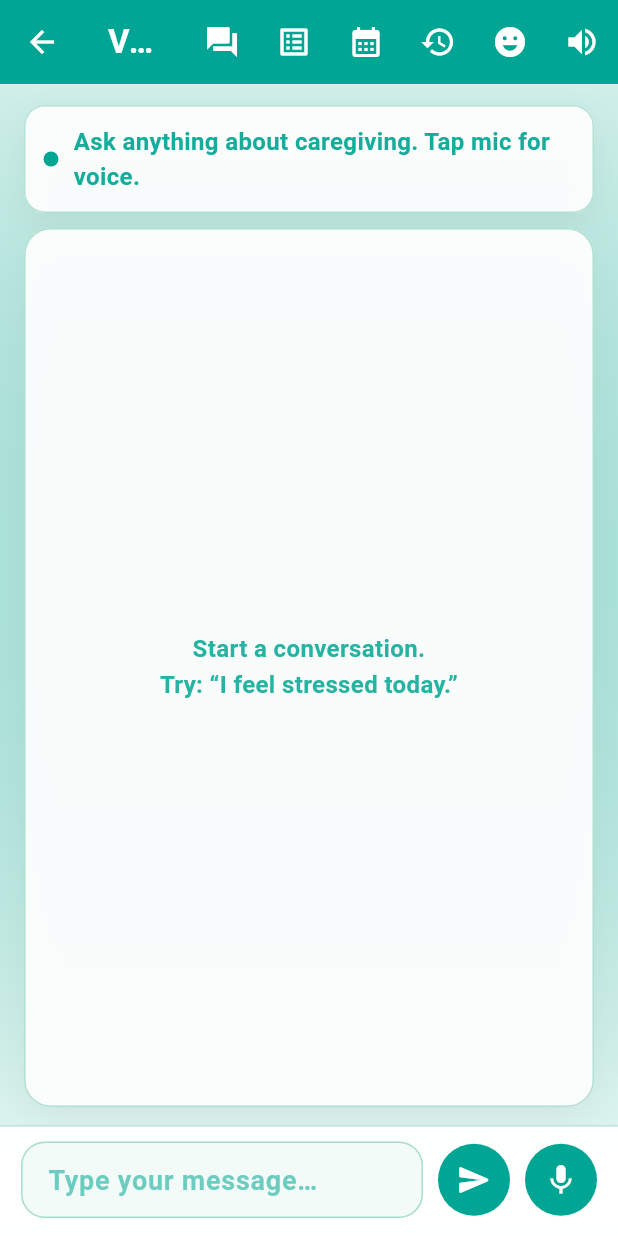
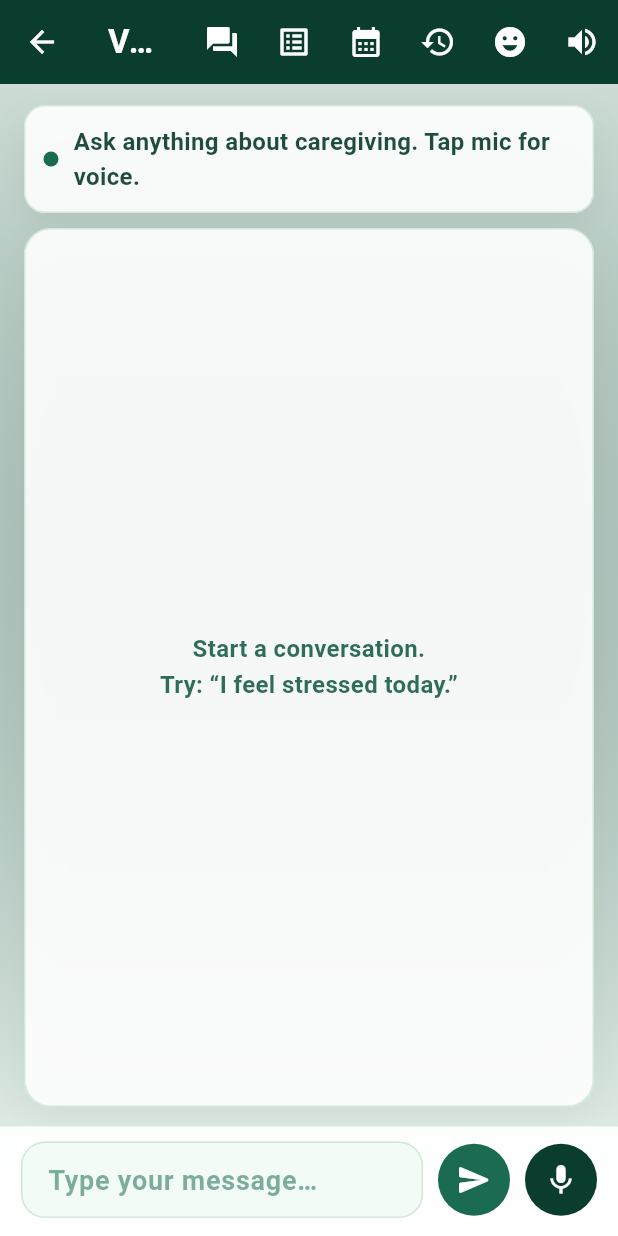
Before and after one commit to mihili2002/Mobile-Caregiving-and-Monitoring-System, a Flutter app: the ChatScreen screen opened by its route, after a tap on the "send" icon, on a phone screen of 412 x 824 dp. Run offline on Flutter 3.47's test engine with Material 3 defaults, Android fonts, the phone set to English and light mode, and no system bars; our stand-ins replace cloud_firestore, file_picker, firebase_auth, firebase_core, fl_chart, flutter_local_notifications and 7 more; accounts and stored records are empty.

Commit message:
Enhance voice assistant features: add audio permissions, update theme colors, and improve UI consistency across screens.

```diff
--- a/lib/features/voice_chatbot/screens/chat_screen.dart
+++ b/lib/features/voice_chatbot/screens/chat_screen.dart
@@ -11,6 +11,7 @@ import 'emotions_screen.dart';
 import 'session_screen.dart';
 import 'all_emotion_screen.dart';
 import 'api.dart';
+import 'package:flutter/foundation.dart';
 
 class ChatScreen extends StatefulWidget {
   const ChatScreen({super.key});
@@ -32,14 +33,19 @@ class _ChatScreenState extends State<ChatScreen> {
 
   String _sessionId = "";
 
-  final String _baseUrl = 'http://127.0.0.1:8000';
+  // ⚠️ Chrome/Web: 127.0.0.1
+  // Android Emulator: 10.0.2.2
+  // Real device: your PC LAN IP, e.g. 192.168.1.5
+  final String _baseUrl = kIsWeb
+      ? 'http://127.0.0.1:8000' // Web
+      : 'http://10.0.2.2:8000'; // Android Emulator
 
-  // ✅ GREEN THEME COLORS
-  static const _green900 = Color(0xFF00A693);
-  static const _green800 = Color(0xFF00A693);
-  static const _green700 = Color(0xFF00A693);
-  static const _green200 = Color(0xFFA7DCCB);
-  static const _mint = Color(0xFFF2FBF7);
+  // ---------- Green theme colors ----------
+  static const _green900 = Color(0xFF0B3D2E); // deep evergreen
+  static const _green800 = Color(0xFF145A45); // dark green
+  static const _green700 = Color(0xFF1B6B52); // primary green
+  static const _green200 = Color(0xFFCFE8D8); // light mint border
+  static const _mint = Color(0xFFF2FBF6); // background
 
   @override
   void initState() {
@@ -97,6 +103,7 @@ class _ChatScreenState extends State<ChatScreen> {
     }
   }
 
+  // ✅ Q&A dialog for elders (quick mood questions)
   Future<void> _openQaDialog() async {
     final TextEditingController qaController = TextEditingController();
 
@@ -142,7 +149,10 @@ class _ChatScreenState extends State<ChatScreen> {
   }
 
   Future<void> _sendMessage(String text) async {
-    if (_sessionId.isEmpty) return;
+    if (_sessionId.isEmpty) {
+      debugPrint("Session not ready yet");
+      return;
+    }
     if (text.trim().isEmpty) return;
 
     setState(() {
@@ -282,9 +292,9 @@ class _ChatScreenState extends State<ChatScreen> {
       margin: const EdgeInsets.fromLTRB(16, 14, 16, 10),
       padding: const EdgeInsets.all(12),
       decoration: BoxDecoration(
-        color: Colors.white.withOpacity(0.92),
+        color: Colors.white.withOpacity(0.90),
         borderRadius: BorderRadius.circular(14),
-        border: Border.all(color: _green200.withOpacity(0.85)),
+        border: Border.all(color: _green200.withOpacity(0.9)),
         boxShadow: [
           BoxShadow(
             blurRadius: 18,
@@ -328,9 +338,9 @@ class _ChatScreenState extends State<ChatScreen> {
       child: Container(
         margin: const EdgeInsets.fromLTRB(16, 0, 16, 12),
         decoration: BoxDecoration(
-          color: Colors.white.withOpacity(0.92),
+          color: Colors.white.withOpacity(0.90),
           borderRadius: BorderRadius.circular(18),
-          border: Border.all(color: _green200.withOpacity(0.9)),
+          border: Border.all(color: _green200.withOpacity(0.95)),
           boxShadow: [
             BoxShadow(
               blurRadius: 24,
@@ -347,7 +357,7 @@ class _ChatScreenState extends State<ChatScreen> {
                     "Start a conversation.\nTry: “I feel stressed today.”",
                     textAlign: TextAlign.center,
                     style: TextStyle(
-                      color: _green800.withOpacity(0.85),
+                      color: _green800.withOpacity(0.88),
                       height: 1.5,
                       fontWeight: FontWeight.w600,
                     ),
@@ -376,9 +386,9 @@ class _ChatScreenState extends State<ChatScreen> {
       child: Container(
         padding: const EdgeInsets.fromLTRB(14, 10, 14, 12),
         decoration: BoxDecoration(
-          color: Colors.white.withOpacity(0.95),
+          color: Colors.white.withOpacity(0.94),
           border: Border(
-            top: BorderSide(color: _green200.withOpacity(0.8)),
+            top: BorderSide(color: _green200.withOpacity(0.85)),
           ),
         ),
         child: Row(
@@ -449,7 +459,7 @@ class _ChatScreenState extends State<ChatScreen> {
             begin: Alignment.topCenter,
             end: Alignment.bottomCenter,
             colors: [
-              _green900.withOpacity(0.14),
+              _green900.withOpacity(0.16),
               _mint,
             ],
           ),
@@ -538,7 +548,7 @@ class _StyledBubble extends StatelessWidget {
                 bottomRight: Radius.circular(isUser ? 4 : 18),
               ),
               border: Border.all(
-                color: isUser ? Colors.transparent : green200.withOpacity(0.9),
+                color: isUser ? Colors.transparent : green200.withOpacity(0.90),
               ),
             ),
             child: Text(
--- a/lib/pages/caregiver/review_medications_page.dart
+++ b/lib/pages/caregiver/review_medications_page.dart
@@ -26,9 +26,9 @@ class _ReviewMedicationsPageState extends State<ReviewMedicationsPage> {
 
   // Duplicate Base URL Logic for now (or import if refactored)
   String get baseUrl {
-    if (kIsWeb) return "http://127.0.0.1:5000";
-    if (defaultTargetPlatform == TargetPlatform.android) return "http://10.0.2.2:5000";
-    return "http://192.168.8.115:5000";
+    if (kIsWeb) return "http://127.0.0.1:8000";
+    if (defaultTargetPlatform == TargetPlatform.android) return "http://10.0.2.2:8000";
+    return "http://192.168.8.115:8000";
   }
 
   @override
--- a/lib/pages/caregiver/upload_prescription_page.dart
+++ b/lib/pages/caregiver/upload_prescription_page.dart
@@ -23,9 +23,9 @@ class _UploadPrescriptionPageState extends State<UploadPrescriptionPage> {
 
   // Duplicate Base URL Logic
   String get baseUrl {
-    if (kIsWeb) return "http://127.0.0.1:5000";
-    if (defaultTargetPlatform == TargetPlatform.android) return "http://10.0.2.2:5000";
-    return "http://192.168.8.115:5000";
+    if (kIsWeb) return "http://127.0.0.1:8000";
+    if (defaultTargetPlatform == TargetPlatform.android) return "http://10.0.2.2:8000";
+    return "http://192.168.8.115:8000";
   }
 
   Future<void> _pickImage(ImageSource source) async {
--- a/lib/services/behavior_service.dart
+++ b/lib/services/behavior_service.dart
@@ -6,9 +6,9 @@ import 'package:firebase_auth/firebase_auth.dart';
 class BehaviorService {
   // Uses similar URL logic as other services
   String get baseUrl {
-    if (kIsWeb) return "http://127.0.0.1:5000";
-    if (defaultTargetPlatform == TargetPlatform.android) return "http://10.0.2.2:5000";
-    return "http://192.168.8.115:5000";
+    if (kIsWeb) return "http://127.0.0.1:8000";
+    if (defaultTargetPlatform == TargetPlatform.android) return "http://10.0.2.2:8000";
+    return "http://192.168.8.115:8000";
   }
 
   Future<void> logEvent(String eventType, [Map<String, dynamic>? metadata]) async {
--- a/lib/services/routine_service.dart
+++ b/lib/services/routine_service.dart
@@ -10,9 +10,9 @@ class RoutineService {
 
   // --- SMART URL SELECTION ---
   String get baseUrl {
-    if (kIsWeb) return "http://127.0.0.1:5000";
-    if (defaultTargetPlatform == TargetPlatform.android) return "http://10.0.2.2:5000";
-    return "http://192.168.8.115:5000";
+    if (kIsWeb) return "http://127.0.0.1:8000";
+    if (defaultTargetPlatform == TargetPlatform.android) return "http://10.0.2.2:8000";
+    return "http://192.168.8.115:8000";
   }
 
   // --- WRITES (Must go through Python for AI) ---
--- a/lib/services/schedule_service.dart
+++ b/lib/services/schedule_service.dart
@@ -7,9 +7,9 @@ import 'dart:io';
 class ScheduleService {
   // Same smart URL logic as RoutineService
   String get baseUrl {
-    if (kIsWeb) return "http://127.0.0.1:5000";
-    if (defaultTargetPlatform == TargetPlatform.android) return "http://10.0.2.2:5000";
-    return "http://192.168.8.115:5000";
+    if (kIsWeb) return "http://127.0.0.1:8000";
+    if (defaultTargetPlatform == TargetPlatform.android) return "http://10.0.2.2:8000";
+    return "http://192.168.8.115:8000";
   }
 
   // 1. Get Schedule for a Date
--- a/lib/services/smart_reminder_service.dart
+++ b/lib/services/smart_reminder_service.dart
@@ -4,7 +4,7 @@ import 'package:flutter_local_notifications/flutter_local_notifications.dart';
 import 'package:timezone/timezone.dart' as tz;
 
 class SmartReminderService {
-  final String baseUrl = "http://192.168.1.5:5000"; // Update with your IP
+  final String baseUrl = "http://192.168.1.5:8000"; // Update with your IP
   final FlutterLocalNotificationsPlugin _notifications = FlutterLocalNotificationsPlugin();
 
   // 1. The Master Function: Call this when user clicks "Save Task"
```
Also changed, not shown: lib/ElderDashboardScreen.dart (+22 -26 lines), lib/features/voice_chatbot/screens/all_emotion_screen.dart (+56 -29 lines), lib/features/voice_chatbot/screens/history_qa_screen.dart (+48 -13 lines), lib/features/voice_chatbot/screens/session_screen.dart (+42 -18 lines), lib/services/meal_plan_api_service.dart (+6 -35 lines), 2 other files.
